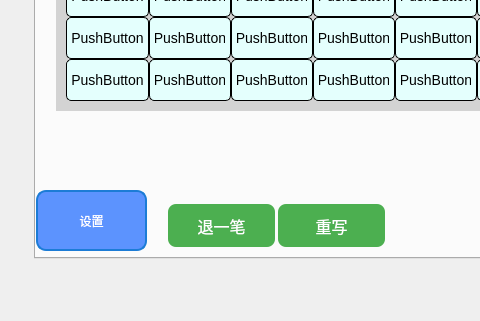
Before: the Qt Designer form LessonCode/week08/homework/handwriting/kmainwindow.ui in icyyoung719/KDevelop-Training, drawn with Qt 5; both pictures show x 0 to 480 and y 322 to 643 of the 930 by 643 pixel window.
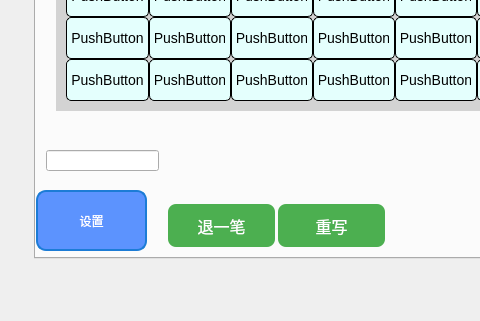
After: the same form once the commit is applied. The open tabs and pages were chosen to show the change. Custom widgets are drawn as their Qt base class.

What changed in the file:
```diff
--- a/LessonCode/week08/homework/handwriting/kmainwindow.ui
+++ b/LessonCode/week08/homework/handwriting/kmainwindow.ui
@@ -1454,6 +1454,16 @@
        </layout>
       </widget>
      </widget>
+     <widget class="QLineEdit" name="lineEdit">
+      <property name="geometry">
+       <rect>
+        <x>10</x>
+        <y>470</y>
+        <width>113</width>
+        <height>21</height>
+       </rect>
+      </property>
+     </widget>
     </widget>
     <widget class="QWidget" name="settingTab">
      <attribute name="title">
```
Left out of the diff: 2 changed lines with no effect on the pictures.
